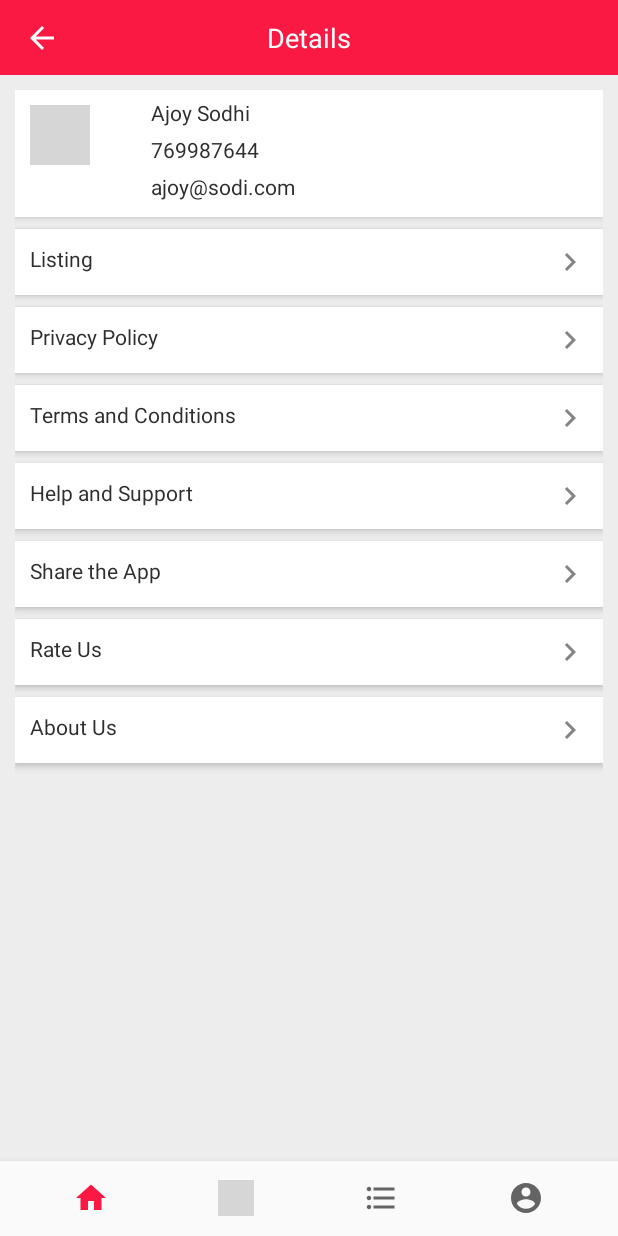
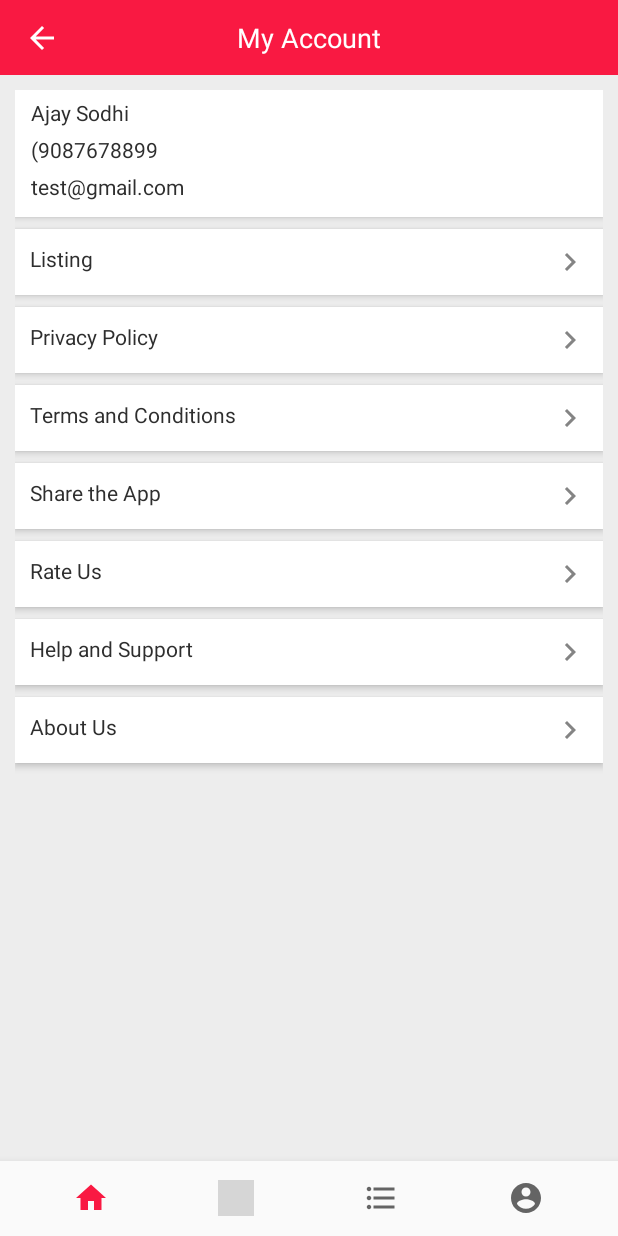
Before and after one commit to yaju1234/partha1, an Android app: the fragment AccountFragment placed in its activity, on a phone screen of 412 x 824 dp. Run offline under Robolectric (Android 15) with nearby library versions, the phone set to English and light mode, and no system bars; our stand-ins replace RxJava; libraries missing offline, so code that uses them is left out: com.facebook, com.jakewharton.retrofit2; 10 statements that could not run were skipped; grey boxes are pictures that could not be loaded.

Commit message:
kamal my account

```diff
--- a/app/src/main/AndroidManifest.xml
+++ b/app/src/main/AndroidManifest.xml
@@ -54,10 +54,13 @@
 
         </activity>
         <activity android:name=".view.activity.ChangePasswordActivity"
+        android:screenOrientation="portrait"
+        android:theme="@style/AppTheme.NoActionBar">
+    </activity>
+        <activity android:name=".view.activity.CommonActivity"
             android:screenOrientation="portrait"
             android:theme="@style/AppTheme.NoActionBar">
         </activity>
-
         <meta-data android:name="com.facebook.sdk.ApplicationId" android:value="@string/facebook_app_id"/>
         <meta-data
             android:name="com.google.android.geo.API_KEY"
--- a/app/src/main/java/com/oxilo/oioindia/view/fragments/AccountFragment.java
+++ b/app/src/main/java/com/oxilo/oioindia/view/fragments/AccountFragment.java
@@ -1,15 +1,21 @@
 package com.oxilo.oioindia.view.fragments;
 import android.app.ProgressDialog;
+import android.content.Intent;
 import android.os.Bundle;
 import android.support.annotation.Nullable;
 import android.support.v4.app.Fragment;
+import android.support.v7.widget.CardView;
+import android.support.v7.widget.Toolbar;
 import android.view.LayoutInflater;
 import android.view.View;
 import android.view.ViewGroup;
 import android.widget.TextView;
 
+import com.oxilo.oioindia.AppController;
 import com.oxilo.oioindia.R;
 import com.oxilo.oioindia.databinding.FragmentBusinessDetailBinding;
+import com.oxilo.oioindia.view.activity.CommonActivity;
+
 import java.util.HashMap;
 import java.util.Map;
 
@@ -28,6 +34,15 @@ public class AccountFragment extends Fragment implements View.OnClickListener {
     FragmentBusinessDetailBinding binding;
     private Map<String, String> param = new HashMap<>();
     public ProgressDialog prsDlg;
+    private TextView tvName;
+    private TextView tvNumber;
+    private TextView tvEmail;
+    private CardView cardAboutUs;
+    private CardView cardHelpSupport;
+    private CardView cardTramsCondition;
+    private CardView cardPrivacyPolicy;
+    private CardView cardShare;
+
     public AccountFragment() {
     }
 
@@ -55,13 +70,74 @@ public class AccountFragment extends Fragment implements View.OnClickListener {
     public View onCreateView(LayoutInflater inflater, ViewGroup container, Bundle savedInstanceState) {
 
         View v = inflater.inflate(R.layout.fragment_my_account, null, false);
+        Toolbar toolbar=(Toolbar)v.findViewById(R.id.toolbar);
+        toolbar.setNavigationOnClickListener(new View.OnClickListener() {
+            @Override
+            public void onClick(View view) {
+                getActivity().getSupportFragmentManager().popBackStack();
+            }
+        });
+        cardAboutUs=(CardView)v.findViewById(R.id.cardAboutUs);
+        cardHelpSupport=(CardView)v.findViewById(R.id.cardHelpSupport);
+        cardTramsCondition=(CardView)v.findViewById(R.id.cardTramsCondition);
+        cardPrivacyPolicy=(CardView)v.findViewById(R.id.cardPrivacyPolicy);
+        cardShare=(CardView)v.findViewById(R.id.cardShare);
+        tvName=(TextView)v.findViewById(R.id.tvName);
+        tvNumber=(TextView)v.findViewById(R.id.tvNumber);
+        tvEmail=(TextView)v.findViewById(R.id.tvEmail);
+        tvName.setText("Ajay Sodhi");
+        tvNumber.setText("(9087678899");
+        tvEmail.setText("test@gmail.com");
+     AppController.getInstance().getAppPrefs().getObject("USER_ID",String.class);
+        AppController.getInstance().getAppPrefs().getObject("FNAME", String.class);
+        AppController.getInstance().getAppPrefs().getObject("LNAME", String.class);
+        AppController.getInstance().getAppPrefs().getObject("EMAIL",String.class);
+        AppController.getInstance().getAppPrefs().getObject("MOBILE", String.class);
+
+        cardAboutUs.setOnClickListener(this);
+        cardHelpSupport.setOnClickListener(this);
+        cardTramsCondition.setOnClickListener(this);
+        cardPrivacyPolicy.setOnClickListener(this);
+        cardShare.setOnClickListener(this);
         //toolbar
         return v;
 
     }
 
+
     @Override
     public void onClick(View v) {
+        switch (v.getId()){
+            case R.id.cardAboutUs:
+                Intent in=new Intent(getActivity(), CommonActivity.class);
+                in.putExtra("key","aboutUs");
+                startActivity(in);
+
+                break;
+            case R.id.cardHelpSupport:
+                Intent in1=new Intent(getActivity(), CommonActivity.class);
+                in1.putExtra("key","HelpSupport");
+                startActivity(in1);
+                break;
+            case R.id.cardTramsCondition:
+                Intent in2=new Intent(getActivity(), CommonActivity.class);
+                in2.putExtra("key","TramsCondition");
+                startActivity(in2);
+                break;
+            case R.id.cardPrivacyPolicy:
+                Intent in3=new Intent(getActivity(), CommonActivity.class);
+                in3.putExtra("key","PrivacyPolicy");
+                startActivity(in3);
+                break;
+            case R.id.cardShare:
+                Intent sendIntent = new Intent();
+                sendIntent.setAction(Intent.ACTION_SEND);
+                sendIntent.putExtra(Intent.EXTRA_PACKAGE_NAME,"https://www.oioindia.com");
+                sendIntent.putExtra(Intent.EXTRA_TEXT, "OIO INDIA is a leading national online search directory that features listings for millions of businesses.");
+                sendIntent.setType("text/plain");
+                startActivity(Intent.createChooser(sendIntent, getResources().getText(R.string.send_to)));
+                break;
+        }
 
     }
 }
--- a/app/src/main/java/com/oxilo/oioindia/viewmodal/LoginViewModal.java
+++ b/app/src/main/java/com/oxilo/oioindia/viewmodal/LoginViewModal.java
@@ -77,7 +77,7 @@ public class LoginViewModal extends AndroidViewModel {
 //                        AppController.getInstance().getAppPrefs().putObject("LOGIN_DETAILS",mapping.toString());
                         AppController.getInstance().getAppPrefs().putObject("USER_ID", mapping.getString("userid"));
                         AppController.getInstance().getAppPrefs().putObject("FNAME", mapping.getString("first name"));
-                        AppController.getInstance().getAppPrefs().putObject("FNAME", mapping.getString("last nam"));
+                        AppController.getInstance().getAppPrefs().putObject("LNAME", mapping.getString("last nam"));
                         AppController.getInstance().getAppPrefs().putObject("EMAIL", mapping.getString("email"));
                         AppController.getInstance().getAppPrefs().putObject("MOBILE", mapping.getString("mobileno"));
                         AppController.getInstance().getAppPrefs().putObject("ADDRESS", mapping.getString("address"));
--- a/app/src/main/res/layout/fragment_my_account.xml
+++ b/app/src/main/res/layout/fragment_my_account.xml
@@ -34,7 +34,7 @@
                         android:layout_width="wrap_content"
                         android:layout_height="wrap_content"
                         android:layout_centerInParent="true"
-                        android:text="Details"
+                        android:text="My Account"
                         android:textColor="@color/white" />
                 </RelativeLayout>
 
@@ -70,6 +70,7 @@
                         <LinearLayout
                             android:layout_width="0dp"
                             android:layout_weight="1"
+                            android:visibility="gone"
                             android:layout_margin="10dp"
                             android:layout_height="wrap_content"
                             android:layout_gravity="center|top">
@@ -85,12 +86,14 @@
                             android:layout_height="wrap_content"
                             android:orientation="vertical">
                             <TextView
+                                android:id="@+id/tvName"
                                 android:layout_width="match_parent"
                                 android:layout_height="wrap_content"
                                 android:text="Ajoy Sodhi"
                                 android:paddingLeft="5dp"
                                 android:textColor="#2e2e2e"/>
                             <TextView
+                                android:id="@+id/tvNumber"
                                 android:layout_width="match_parent"
                                 android:layout_height="wrap_content"
                                 android:text="769987644"
@@ -98,6 +101,7 @@
                                 android:paddingLeft="5dp"
                                 android:textColor="#2e2e2e"/>
                             <TextView
+                                android:id="@+id/tvEmail"
                                 android:layout_width="match_parent"
                                 android:layout_height="wrap_content"
                                 android:text="ajoy@sodi.com"
@@ -125,6 +129,7 @@
                         android:layout_height="wrap_content"
                         android:text="Listing"
                         android:textSize="14sp"
+                        android:layout_gravity="center"
                         android:drawableRight="@drawable/ic_chevron_right_black_24dp"
                         android:textColor="#2e2e2e"
                         android:padding="10dp"/>
@@ -133,6 +138,7 @@
                     android:layout_width="match_parent"
                     android:layout_height="wrap_content"
                     app:cardElevation="3dp"
+                    android:id="@+id/cardPrivacyPolicy"
                     android:layout_marginBottom="8dp"
                     app:cardBackgroundColor="@color/cardview_light_background"
                     app:cardCornerRadius="0dp"
@@ -150,6 +156,7 @@
                     android:layout_width="match_parent"
                     android:layout_height="wrap_content"
                     app:cardElevation="3dp"
+                    android:id="@+id/cardTramsCondition"
                     android:layout_marginBottom="8dp"
                     app:cardBackgroundColor="@color/cardview_light_background"
                     app:cardCornerRadius="0dp"
@@ -158,32 +165,18 @@
                         android:layout_width="match_parent"
                         android:layout_height="wrap_content"
                         android:text="Terms and Conditions"
+
                         android:textSize="14sp"
                         android:drawableRight="@drawable/ic_chevron_right_black_24dp"
                         android:textColor="#2e2e2e"
                         android:padding="10dp"/>
                 </android.support.v7.widget.CardView>
+
                 <android.support.v7.widget.CardView
                     android:layout_width="match_parent"
                     android:layout_height="wrap_content"
                     app:cardElevation="3dp"
-                    android:layout_marginBottom="8dp"
-                    app:cardBackgroundColor="@color/cardview_light_background"
-                    app:cardCornerRadius="0dp"
-                    >
-                    <TextView
-                        android:layout_width="match_parent"
-                        android:layout_height="wrap_content"
-                        android:text="Help and Support"
-                        android:textSize="14sp"
-                        android:drawableRight="@drawable/ic_chevron_right_black_24dp"
-                        android:textColor="#2e2e2e"
-                        android:padding="10dp"/>
-                </android.support.v7.widget.CardView>
-                <android.support.v7.widget.CardView
-                    android:layout_width="match_parent"
-                    android:layout_height="wrap_content"
-                    app:cardElevation="3dp"
+                    android:id="@+id/cardShare"
                     android:layout_marginBottom="8dp"
                     app:cardBackgroundColor="@color/cardview_light_background"
                     app:cardCornerRadius="0dp"
@@ -214,10 +207,31 @@
                         android:textColor="#2e2e2e"
                         android:padding="10dp"/>
                 </android.support.v7.widget.CardView>
+
+                    <android.support.v7.widget.CardView
+                        android:id="@+id/cardHelpSupport"
+                        android:layout_width="match_parent"
+                        android:layout_height="wrap_content"
+                        android:layout_marginBottom="8dp"
+                        app:cardBackgroundColor="@color/cardview_light_background"
+                        app:cardCornerRadius="0dp"
+                        app:cardElevation="3dp">
+
+                        <TextView
+                            android:layout_width="match_parent"
+                            android:layout_height="wrap_content"
+                            android:drawableRight="@drawable/ic_chevron_right_black_24dp"
+
+                            android:padding="10dp"
+                            android:text="Help and Support"
+                            android:textColor="#2e2e2e"
+                            android:textSize="14sp" />
+                    </android.support.v7.widget.CardView>
                 <android.support.v7.widget.CardView
                     android:layout_width="match_parent"
                     android:layout_height="wrap_content"
                     app:cardElevation="3dp"
+                    android:id="@+id/cardAboutUs"
                     android:layout_marginBottom="8dp"
                     app:cardBackgroundColor="@color/cardview_light_background"
                     app:cardCornerRadius="0dp"
--- a/app/src/main/res/values/strings.xml
+++ b/app/src/main/res/values/strings.xml
@@ -39,4 +39,5 @@
 
     <!--<string name="google_maps_key">AIzaSyDfs_EsGYuyK_D2H-gAdOl8uHJoTcCS4Dw</string>-->
     <string name="google_maps_key">AIzaSyDcj3eNOAM_FGxsKHrZatDgnCC6Mz1XVGk</string>
+    <string name="send_to">Send To</string>
 </resources>
```
Also changed, not shown: app/src/main/java/com/oxilo/oioindia/view/activity/CommonActivity.java (added, +80 -0 lines), app/src/main/res/layout/activity_common.xml (added, +17 -0 lines).
